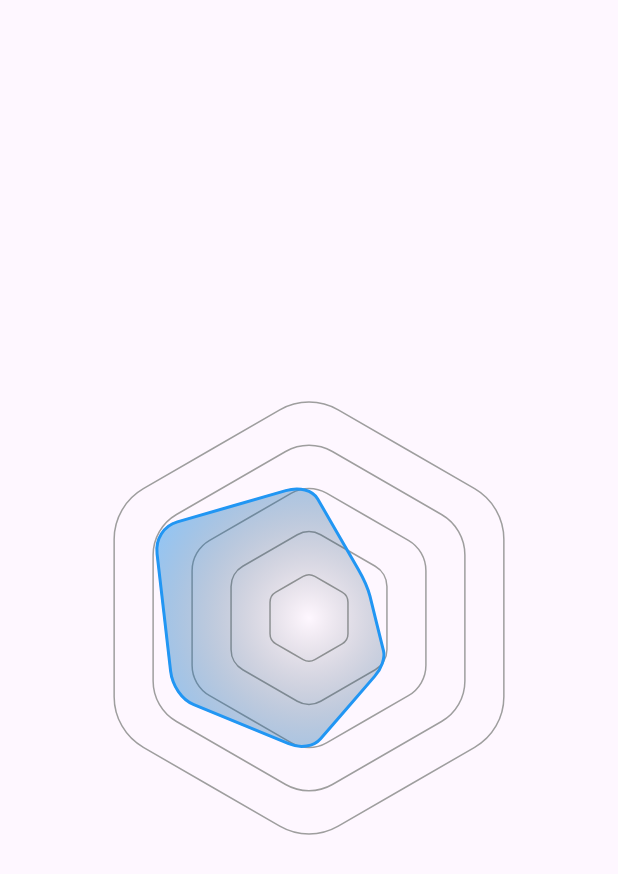
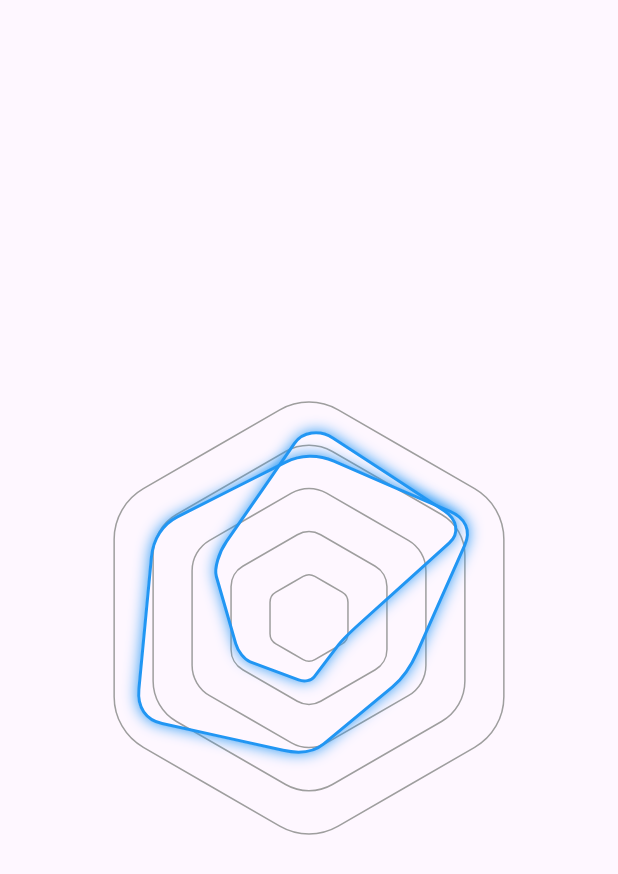
Before and after one commit to sclearner/radix-chart, a Flutter app: the screen it shows after launch, on a phone screen of 412 x 824 dp. Shown: the top 874 px of the screen. Run offline on Flutter 3.47's test engine with Material 3 defaults, Android fonts, the phone set to English and light mode, and no system bars.

Commit message:
Add radix 1

```diff
--- /dev/null
+++ b/lib/charts/radix_chart_one.dart
@@ -0,0 +1,40 @@
+import 'dart:math';
+
+import 'package:flutter/material.dart';
+import 'package:radix_chart/charts/radix_chart_style.dart';
+import 'package:radix_chart/painters/polygon_border.dart';
+
+class RadixChartOne extends StatelessWidget {
+  final List<double> data;
+  final List<double> maxData;
+  final RadixChartStyle style;
+  final Function()? onClick;
+
+  RadixChartOne({required this.data, required this.maxData, this.style = const RadixChartStyle(), this.onClick});
+
+  get _relativeData {
+    return List.generate(data.length, (i) => data[i] / maxData[i]);
+  }
+
+  @override
+  Widget build(BuildContext context) {
+    return GestureDetector(
+      onTap: onClick,
+      child: Container(
+      width: double.infinity,
+      height: double.infinity,
+      decoration: ShapeDecoration(
+        color: style.color,
+        gradient: style.gradient,
+        shadows: style.shadows,
+        shape: PolygonBorder(
+        side: style.side,
+        pointRounding: style.pointRounding,
+        squash: style.squash,
+        rotation: style.rotation,
+        relativeRadiusList: _relativeData
+      )),
+    )
+    );
+  }
+}
--- /dev/null
+++ b/lib/charts/radix_chart_style.dart
@@ -0,0 +1,21 @@
+import 'package:flutter/material.dart';
+
+class RadixChartStyle {
+  final double pointRounding;
+  final double rotation;
+  final double squash;
+  final List<BoxShadow> shadows;
+  final BorderSide side;
+  final Color? color;
+  final Gradient? gradient;
+
+  const RadixChartStyle({
+    this.pointRounding = 0,
+    this.rotation = 0,
+    this.squash = 0,
+    this.side = const BorderSide(style: BorderStyle.none),
+    this.shadows = const <BoxShadow>[],
+    this.color,
+    this.gradient
+  }) : assert(!(color != null && gradient != null));
+}
--- a/lib/main.dart
+++ b/lib/main.dart
@@ -1,4 +1,6 @@
 import 'package:flutter/material.dart' hide StarBorder;
+import 'package:radix_chart/charts/radix_chart_one.dart';
+import 'package:radix_chart/charts/radix_chart_style.dart';
 import 'package:radix_chart/painters/graph_plane_painter.dart';
 import 'package:radix_chart/painters/polygon_border.dart';
 import 'package:radix_chart/painters/polygon_painter.dart';
@@ -33,24 +35,33 @@ class MainApp extends StatelessWidget {
             Container(
                 width: 300,
                 height: 300,
-                child: DecoratedBox(
-                    decoration: ShapeDecoration(
-                        gradient: RadialGradient(colors: [
-                          Colors.transparent,
-                          Colors.blue.withOpacity(0.5),
-                          Colors.blue
-                        ], stops: [0, 0.8, 1]),
-                        shape: PolygonBorder(
-                            side: BorderSide(width: 2, color: Colors.blue),
-                            pointRounding: 0.3,
-                            relativeRadiusList: [
-                              0.6,
-                              0.3,
-                              0.4,
-                              0.6,
-                              0.7,
-                              0.8
-                            ]))))
+                child: RadixChartOne(
+                  data: [1.2, 2.4, 3.4, 2.1, 2.5, 1.6],
+                  maxData: [1.6, 2.8, 6.7, 3.4, 2.8, 2],
+                  onClick: () {
+                    print("A chart");
+                  },
+                  style: const RadixChartStyle(
+                    side: BorderSide(color: Colors.blue, width: 2),
+                    pointRounding: 0.3,
+                    shadows: [BoxShadow(color: Colors.blue, blurRadius: 8, blurStyle: BlurStyle.outer)]
+                    ),
+                  )),
+             Container(
+                width: 300,
+                height: 300,
+                child: RadixChartOne(
+                  data: [1.4, 2.3, 1.2, 1, 1, 1],
+                  maxData: [1.6, 2.8, 6.7, 3.4, 2.8, 2],
+                  onClick: () {
+                    print("A chart");
+                  },
+                  style: const RadixChartStyle(
+                    side: BorderSide(color: Colors.blue, width: 2),
+                    pointRounding: 0.3,
+                    shadows: [BoxShadow(color: Colors.blue, blurRadius: 8, blurStyle: BlurStyle.outer)]
+                    ),
+                  )),
           ]),
         ),
       )),
```
